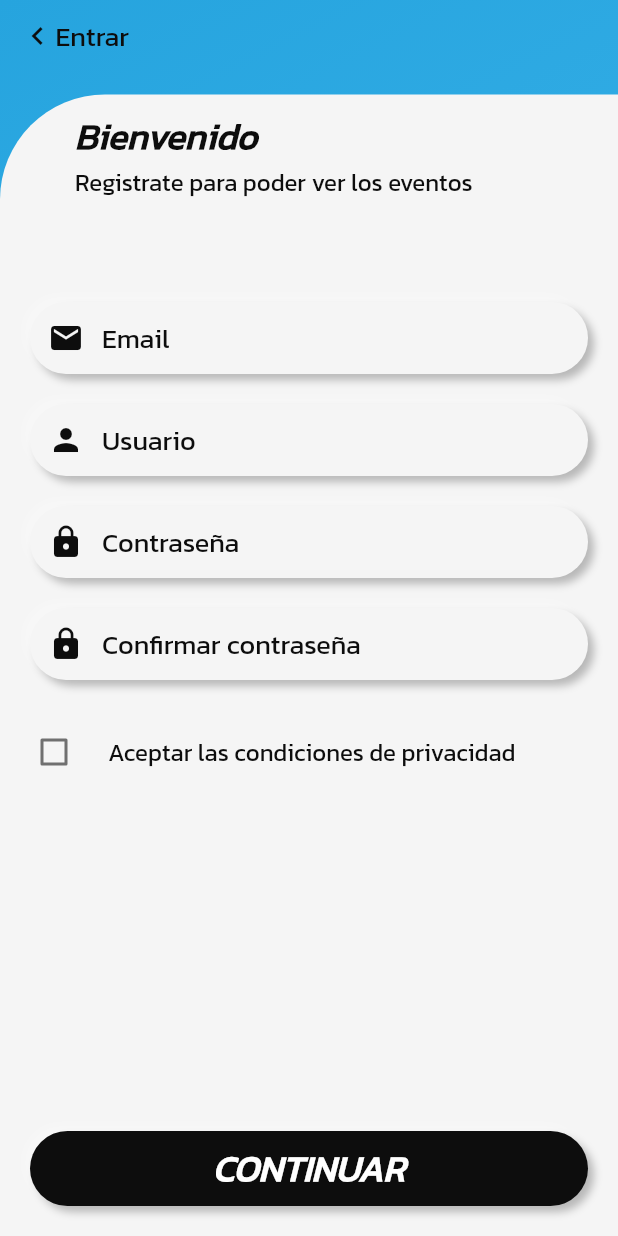
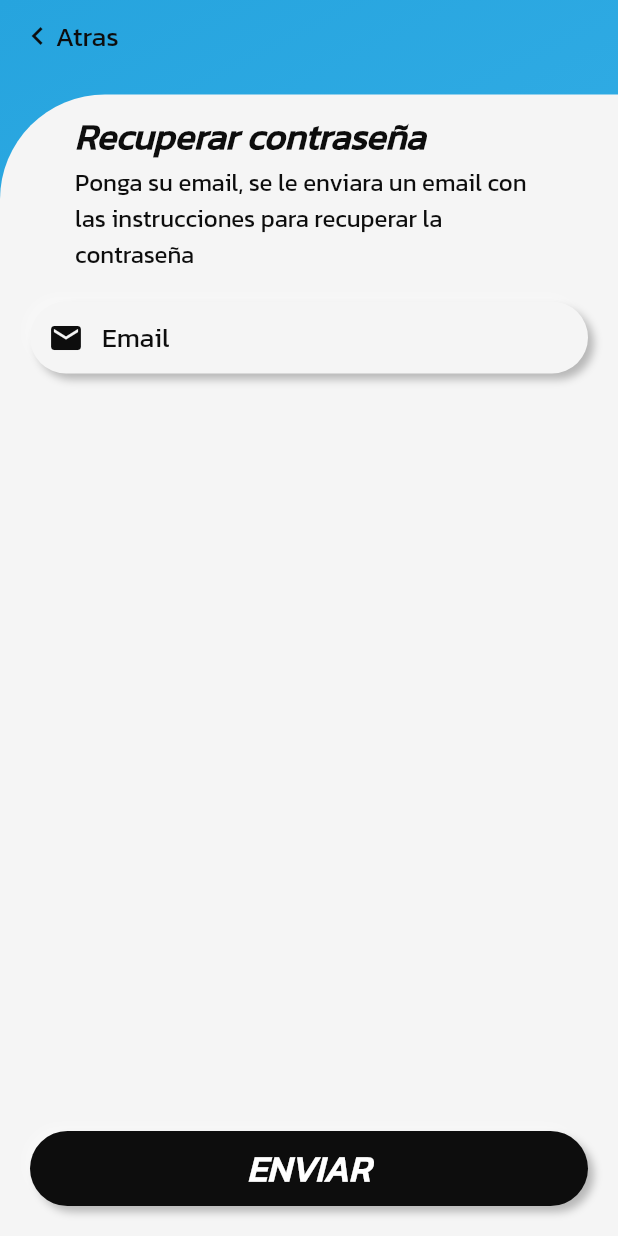
Before and after one commit to D1f3r3nt/Sporth, a Flutter app: the screen it shows after launch, on a phone screen of 412 x 824 dp. Run offline on Flutter 3.47's test engine with Material 2 defaults, Android fonts, the phone set to English and light mode, and no system bars; our stand-ins replace firebase_core, font_awesome_flutter; accounts and stored records are empty.

Commit message:
SPOR-20: Add password page

```diff
--- a/lib/main.dart
+++ b/lib/main.dart
@@ -1,5 +1,6 @@
 import 'package:flutter/material.dart';
 import 'package:sporth/pages/login_page.dart';
+import 'package:sporth/pages/password_page.dart';
 import 'package:sporth/pages/sing_up_page.dart';
 
 void main() => runApp(const MyApp());
@@ -12,7 +13,7 @@ class MyApp extends StatelessWidget {
     return MaterialApp(
       debugShowCheckedModeBanner: false,
       title: 'Material App',
-      home: SingUpPage(),
+      home: PasswordPage(),
     );
   }
 }
--- /dev/null
+++ b/lib/pages/password_page.dart
@@ -0,0 +1,80 @@
+import 'package:flutter/material.dart';
+import 'package:sporth/utils/utils.dart';
+import 'package:sporth/widgets/widgets.dart';
+
+class PasswordPage extends StatelessWidget {
+  const PasswordPage({super.key});
+
+  @override
+  Widget build(BuildContext context) {
+    return Scaffold(
+      resizeToAvoidBottomInset: false,
+      body: Container(
+        decoration: const BoxDecoration(
+          gradient: EffectUtils.linearBlues,
+        ),
+        width: double.infinity,
+        height: double.infinity,
+        child: SafeArea(
+          child: Column(
+            children: [
+              const PopButton(text: 'Atras'),
+              const SizedBox(height: 15.0),
+              Expanded(
+                child: Container(
+                  decoration: const BoxDecoration(
+                    color: ColorsUtils.white,
+                    borderRadius:
+                        BorderRadius.only(topLeft: Radius.circular(70.0)),
+                  ),
+                  width: double.infinity,
+                  child: Column(
+                    crossAxisAlignment: CrossAxisAlignment.center,
+                    children: [
+                      Container(
+                        padding: const EdgeInsets.only(top: 10.0, left: 50.0),
+                        alignment: Alignment.centerLeft,
+                        child: const Text(
+                          'Recuperar contraseña',
+                          style: TextUtils.kanitItalic_24_black,
+                        ),
+                      ),
+                      Container(
+                        padding: const EdgeInsets.only(left: 50.0, right: 50.0),
+                        alignment: Alignment.centerLeft,
+                        child: const Text(
+                          'Ponga su email, se le enviara un email con las instrucciones para recuperar la contraseña',
+                          style: TextUtils.kanit_16_black,
+                        ),
+                      ),
+                      const SizedBox(height: 20.0),
+                      const Padding(
+                        padding: EdgeInsets.only(bottom: 20.0),
+                        child: FormInput(
+                          icon: Icon(
+                            Icons.email,
+                            color: ColorsUtils.black,
+                          ),
+                          placeholder: 'Email',
+                          fillColor: ColorsUtils.white,
+                        ),
+                      ),
+                      const Expanded(child: SizedBox()),
+                      Padding(
+                        padding: const EdgeInsets.all(20.0),
+                        child: ButtonInput(
+                          text: 'ENVIAR',
+                          funcion: () {},
+                        ),
+                      ),
+                    ],
+                  ),
+                ),
+              )
+            ],
+          ),
+        ),
+      ),
+    );
+  }
+}
```
